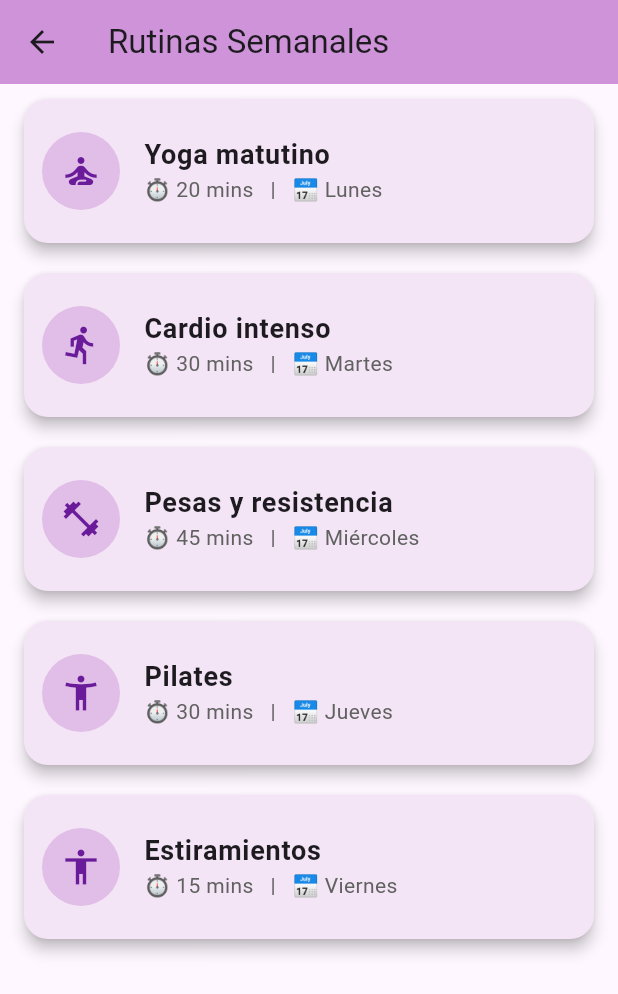
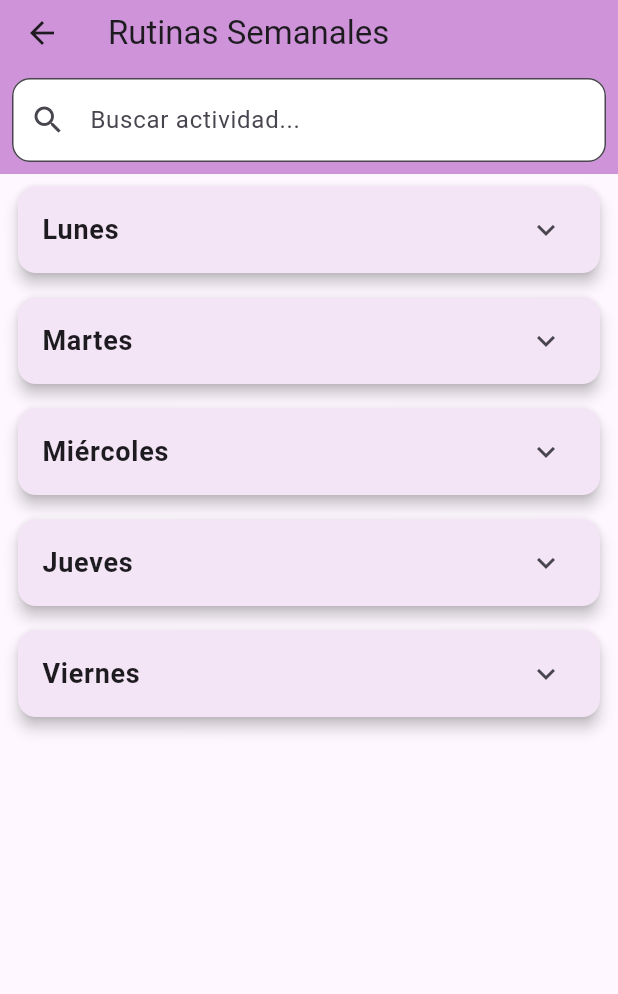
Before and after one commit to AraMirta/FitControl, a Flutter app: the WorkoutsScreen screen opened by its route, on a phone screen of 412 x 824 dp. Shown: the top 994 px of the screen. Run offline on Flutter 3.47's test engine with Material 3 defaults, Android fonts, the light colour scheme and no system bars; our stand-ins replace fl_chart, shared_preferences, table_calendar; accounts and stored records are empty.

Commit message:
Actualizaciòn del proyecto FitControl

```diff
--- a/lib/models/local_data.dart
+++ b/lib/models/local_data.dart
@@ -10,9 +10,47 @@
   final String name;
   final String duration;
   final String day;
+  bool completed;
 
-  Workout({required this.name, required this.duration, required this.day});
+
+  Workout({required this.name,
+          required this.duration,
+          required this.day,
+          this.completed = false});
 }
+
+class DayRoutine {
+  final String day; // "Lunes", "Martes", ...
+  List<Workout> activities;
+
+
+  DayRoutine({required this.day, List<Workout>? activities})
+      : activities = activities ?? [];
+}
+
+
+List<DayRoutine> dayRoutinesFromWorkouts(List<Workout> workoutsList) {
+  final Map<String, List<Workout>> map = {};
+  for (final w in workoutsList) {
+    map.putIfAbsent(w.day, () => []).add(w);
+  }
+  final result = <DayRoutine>[];
+  // Si querés un orden fijo:
+  final order = ['Lunes','Martes','Miércoles','Jueves','Viernes','Sábado','Domingo'];
+  for (final d in order) {
+    final acts = map[d] ?? [];
+    if (acts.isNotEmpty) result.add(DayRoutine(day: d, activities: acts));
+  }
+  // Agregar días que no estén en el order
+  for (final entry in map.entries) {
+    if (!order.contains(entry.key)) result.add(DayRoutine(day: entry.key, activities: entry.value));
+  }
+  return result;
+}
+
+
+final List<DayRoutine> sampleDayRoutines = dayRoutinesFromWorkouts(workouts);
+
 
 class User {
   final String name;
--- a/lib/screens/workouts_screen.dart
+++ b/lib/screens/workouts_screen.dart
@@ -1,64 +1,185 @@
+// lib/screens/workouts_screen.dart
 import 'package:flutter/material.dart';
 import '../models/local_data.dart';
+import '../services/data_service.dart';
 
-class WorkoutsScreen extends StatelessWidget {
-  const WorkoutsScreen({super.key});
 
-  IconData getWorkoutIcon(String name) {
-    if (name.toLowerCase().contains('yoga')) return Icons.self_improvement;
-    if (name.toLowerCase().contains('cardio')) return Icons.directions_run;
-    if (name.toLowerCase().contains('pesas')) return Icons.fitness_center;
-    if (name.toLowerCase().contains('pilates')) return Icons.accessibility_new;
-    if (name.toLowerCase().contains('estiramiento')) return Icons.accessibility;
-    return Icons.sports;
+class WorkoutsScreen extends StatefulWidget {
+  const WorkoutsScreen({Key? key}) : super(key: key);
+
+
+  @override
+  State<WorkoutsScreen> createState() => _WorkoutsScreenState();
+}
+
+class _WorkoutsScreenState extends State<WorkoutsScreen> {
+  late List<DayRoutine> dayRoutines;
+  TextEditingController searchCtrl = TextEditingController();
+  List<DayRoutine> filteredRoutines = [];
+
+
+  @override
+  void initState() {
+    super.initState();
+    dayRoutines = DataService.getAll();
+    filteredRoutines = dayRoutines;
+    searchCtrl.addListener(_filterRoutines);
+
   }
+  void _filterRoutines() {
+  final query = searchCtrl.text.toLowerCase();
+
+  setState(() {
+    if (query.isEmpty) {
+      filteredRoutines = dayRoutines;
+    } else {
+      filteredRoutines = dayRoutines.map((r) {
+        final activities = r.activities.where((a) =>
+            a.name.toLowerCase().contains(query)).toList();
+        return DayRoutine(day: r.day, activities: activities);
+      }).where((r) => r.activities.isNotEmpty).toList();
+    }
+  });
+}
+
 
   @override
   Widget build(BuildContext context) {
     return Scaffold(
       appBar: AppBar(
         title: const Text("Rutinas Semanales"),
-        leading: BackButton(),
         backgroundColor: Colors.purple.shade200,
+        bottom: PreferredSize(
+          preferredSize: const Size.fromHeight(60),
+          child: Padding(
+            padding: const EdgeInsets.all(8.0),
+            child: TextField(
+              controller: searchCtrl,
+              decoration: InputDecoration(
+                hintText: "Buscar actividad...",
+                prefixIcon: const Icon(Icons.search),
+                filled: true,
+                fillColor: Colors.white,
+                border: OutlineInputBorder(borderRadius: BorderRadius.circular(12)),
+               ),
+            ),
+          ),
+        ),
       ),
+
       body: ListView.builder(
-        itemCount: workouts.length,
-        itemBuilder: (ctx, index) {
-          final workout = workouts[index];
+        itemCount: filteredRoutines.length,
+        itemBuilder: (context, dayIndex) {
+          final dayRoutine = filteredRoutines[dayIndex];
           return Card(
             color: Colors.purple.shade50,
             elevation: 4,
-            shape: RoundedRectangleBorder(borderRadius: BorderRadius.circular(16)),
-            margin: const EdgeInsets.symmetric(horizontal: 16, vertical: 10),
-            child: ListTile(
-              contentPadding: const EdgeInsets.all(12),
-              leading: CircleAvatar(
-                radius: 26,
-                backgroundColor: Colors.purple.shade100,
-                child: Icon(
-                  getWorkoutIcon(workout.name),
-                  color: Colors.purple.shade800,
-                  size: 28,
+            margin: const EdgeInsets.symmetric(horizontal: 12, vertical: 8),
+            child: ExpansionTile(
+              title: Text(dayRoutine.day, style: const TextStyle(fontWeight: FontWeight.bold, fontSize: 18)),
+              children: [
+                Padding(
+                  padding: const EdgeInsets.symmetric(horizontal: 12.0),
+                  child: Column(
+                    children: [
+                      // Lista de actividades del día
+                      ...List.generate(dayRoutine.activities.length, (index) {
+                        final a = dayRoutine.activities[index];
+                        return Dismissible(
+                          key: Key('${dayRoutine.day}_${a.name}_$index'),
+                          direction: DismissDirection.endToStart,
+                          background: Container(
+                            color: Colors.red,
+                            alignment: Alignment.centerRight,
+                            padding: const EdgeInsets.symmetric(horizontal: 16),
+                            child: const Icon(Icons.delete_forever, color: Colors.white),
+                          ),
+                          onDismissed: (_) {
+                            setState(() {
+                              DataService.removeActivity(dayRoutine.day, a);
+                              dayRoutines = DataService.getAll();
+                            });
+                            ScaffoldMessenger.of(context).showSnackBar(
+                                SnackBar(content: Text('Actividad "${a.name}" eliminada.')));
+                          },
+                          child: CheckboxListTile(
+                            value: false, // si querés marcar completada, podés agregar propiedad en Workout
+                            onChanged: (val) {
+                              // Por ahora solo visual; si querés persistir 'completada', agregamos atributo en Workout
+                            },
+                            title: Text('${a.name}'),
+                            subtitle: Text('${a.duration}'),
+                            secondary: Icon(_getWorkoutIcon(a.name)),
+                          ),
+                        );
+                      }),
+                      const SizedBox(height: 8),
+                      Align(
+                        alignment: Alignment.centerRight,
+                        child: TextButton.icon(
+                          onPressed: () => _onAddActivityPressed(dayRoutine.day),
+                          icon: const Icon(Icons.add),
+                          label: const Text('Agregar actividad'),
+                        ),
+                      ),
+                    ],
+                  ),
                 ),
-              ),
-              title: Text(
-                workout.name,
-                style: const TextStyle(
-                  fontWeight: FontWeight.bold,
-                  fontSize: 18,
-                ),
-              ),
-              subtitle: Text(
-                "⏱ ${workout.duration}   |   📅 ${workout.day}",
-                style: TextStyle(color: Colors.grey.shade700),
-              ),
-              onTap: () {
-                // Mostrar detalle o animación futura
-              },
+              ],
             ),
           );
         },
       ),
     );
   }
+
+
+  IconData _getWorkoutIcon(String name) {
+    final n = name.toLowerCase();
+    if (n.contains('yoga')) return Icons.self_improvement;
+    if (n.contains('cardio')) return Icons.directions_run;
+    if (n.contains('pesas') || n.contains('resistencia')) return Icons.fitness_center;
+    if (n.contains('pilates')) return Icons.accessibility_new;
+    if (n.contains('estirami')) return Icons.accessibility;
+    return Icons.sports;
+  }
+
+
+  void _onAddActivityPressed(String day) {
+    final nameCtrl = TextEditingController();
+    final durCtrl = TextEditingController();
+    showDialog(
+      context: context,
+      builder: (ctx) => AlertDialog(
+        title: const Text('Agregar actividad'),
+        content: Column(
+          mainAxisSize: MainAxisSize.min,
+          children: [
+            TextField(controller: nameCtrl, decoration: const InputDecoration(labelText: 'Nombre')),
+            TextField(controller: durCtrl, decoration: const InputDecoration(labelText: 'Duración (ej: 20 mins)'), keyboardType: TextInputType.text),
+          ],
+        ),
+        actions: [
+          TextButton(onPressed: () => Navigator.pop(ctx), child: const Text('Cancelar')),
+          ElevatedButton(
+            onPressed: () {
+              final nombre = nameCtrl.text.trim();
+              final dur = durCtrl.text.trim();
+              if (nombre.isNotEmpty) {
+                final newWorkout = Workout(name: nombre, duration: dur, day: day);
+                setState(() {
+                  DataService.addActivity(day, newWorkout);
+                  dayRoutines = DataService.getAll();
+                  _filterRoutines(); // <-- refresca el filtro
+
+                });
+                Navigator.pop(ctx);
+              }
+            },
+            child: const Text('Agregar'),
+          ),
+        ],
+      ),
+    );
+  }
 }
```
Also changed, not shown: lib/services/data_service.dart (added, +27 -0 lines), pubspec.yaml (+5 -5 lines).
